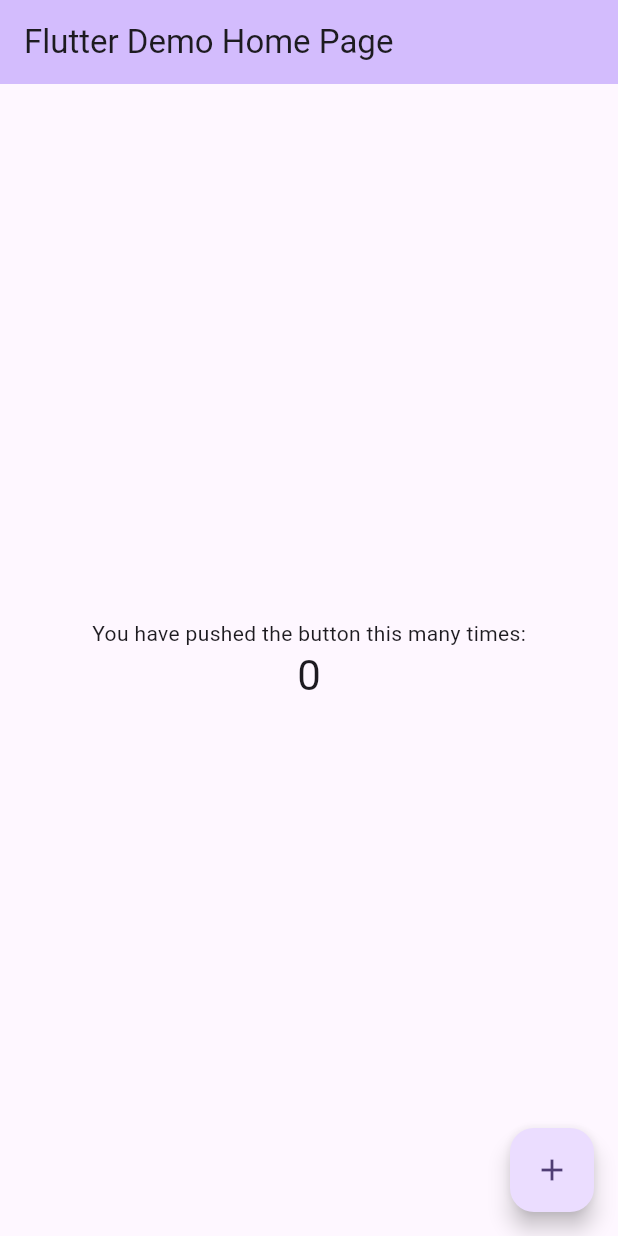
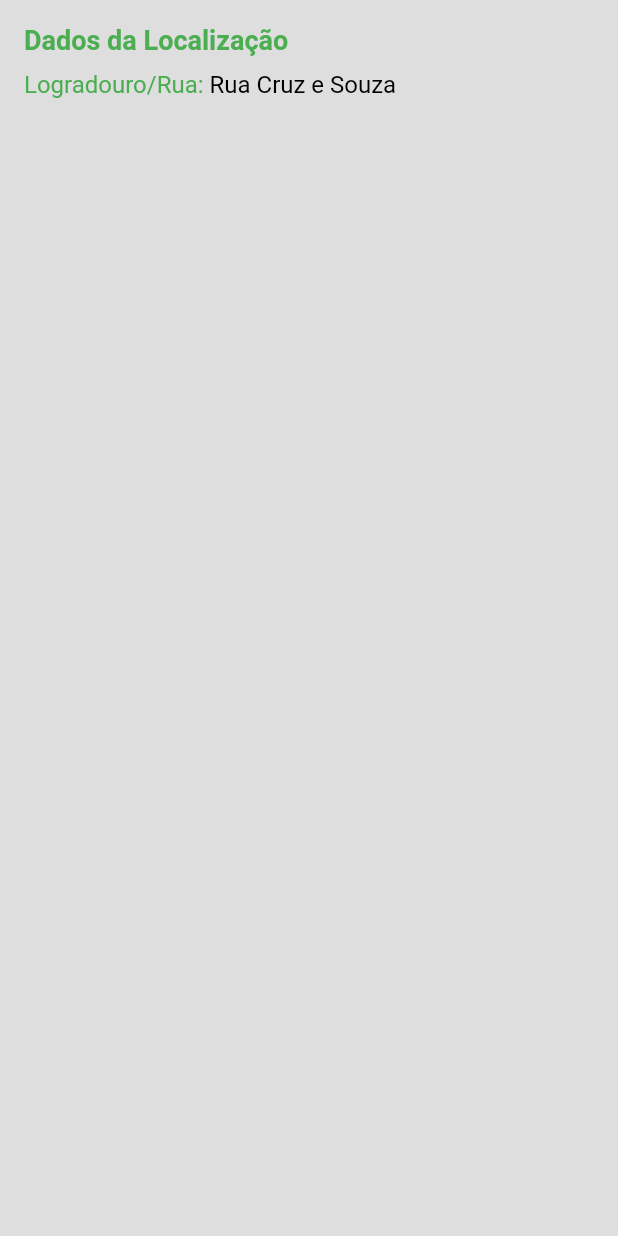
Before and after one commit to theobarretosilva/FastLocation, a Flutter app: the screen it shows after launch, on a phone screen of 412 x 824 dp. Run offline on Flutter 3.47's test engine with Material 3 defaults, Android fonts, the light colour scheme and no system bars; our stand-ins replace flutter_mobx, mobx, shared_preferences; generated files the repository leaves out were written again.

Commit message:
upload resultado consulta cep

```diff
--- a/fast_location/lib/main.dart
+++ b/fast_location/lib/main.dart
@@ -1,125 +1,33 @@
 import 'package:flutter/material.dart';
+import 'src/routes/app_routes.dart';
+import 'src/modules/initial/page/initial_page.dart';
+import 'src/modules/home/page/home_page.dart';
+import 'src/modules/history/page/history_page.dart';
+import 'src/modules/home/components/resultado_consulta.dart';
 
 void main() {
-  runApp(const MyApp());
+  runApp(Directionality(
+    textDirection: TextDirection.ltr, // Defina a direção do texto
+    child: ResultadoConsulta(),
+  ));
 }
 
-class MyApp extends StatelessWidget {
-  const MyApp({super.key});
-
-  // This widget is the root of your application.
+class AppWidget extends StatelessWidget {
   @override
   Widget build(BuildContext context) {
     return MaterialApp(
-      title: 'Flutter Demo',
+      title: 'FastLocation',
       theme: ThemeData(
-        // This is the theme of your application.
-        //
-        // TRY THIS: Try running your application with "flutter run". You'll see
-        // the application has a purple toolbar. Then, without quitting the app,
-        // try changing the seedColor in the colorScheme below to Colors.green
-        // and then invoke "hot reload" (save your changes or press the "hot
-        // reload" button in a Flutter-supported IDE, or press "r" if you used
-        // the command line to start the app).
-        //
-        // Notice that the counter didn't reset back to zero; the application
-        // state is not lost during the reload. To reset the state, use hot
-        // restart instead.
-        //
-        // This works for code too, not just values: Most code changes can be
-        // tested with just a hot reload.
-        colorScheme: ColorScheme.fromSeed(seedColor: Colors.deepPurple),
-        useMaterial3: true,
+        primarySwatch: Colors.green,
       ),
-      home: const MyHomePage(title: 'Flutter Demo Home Page'),
+      // Inicialização do aplicativo na página inicial
+      initialRoute: AppRoutes.initial,
+      routes: {
+        // Definindo as rotas nomeadas
+        AppRoutes.initial: (context) => InitialPage(),
+        AppRoutes.home: (context) => HomePage(),
+        AppRoutes.history: (context) => HistoryPage(),
+      },
     );
   }
 }
-
-class MyHomePage extends StatefulWidget {
-  const MyHomePage({super.key, required this.title});
-
-  // This widget is the home page of your application. It is stateful, meaning
-  // that it has a State object (defined below) that contains fields that affect
-  // how it looks.
-
-  // This class is the configuration for the state. It holds the values (in this
-  // case the title) provided by the parent (in this case the App widget) and
-  // used by the build method of the State. Fields in a Widget subclass are
-  // always marked "final".
-
-  final String title;
-
-  @override
-  State<MyHomePage> createState() => _MyHomePageState();
-}
-
-class _MyHomePageState extends State<MyHomePage> {
-  int _counter = 0;
-
-  void _incrementCounter() {
-    setState(() {
-      // This call to setState tells the Flutter framework that something has
-      // changed in this State, which causes it to rerun the build method below
-      // so that the display can reflect the updated values. If we changed
-      // _counter without calling setState(), then the build method would not be
-      // called again, and so nothing would appear to happen.
-      _counter++;
-    });
-  }
-
-  @override
-  Widget build(BuildContext context) {
-    // This method is rerun every time setState is called, for instance as done
-    // by the _incrementCounter method above.
-    //
-    // The Flutter framework has been optimized to make rerunning build methods
-    // fast, so that you can just rebuild anything that needs updating rather
-    // than having to individually change instances of widgets.
-    return Scaffold(
-      appBar: AppBar(
-        // TRY THIS: Try changing the color here to a specific color (to
-        // Colors.amber, perhaps?) and trigger a hot reload to see the AppBar
-        // change color while the other colors stay the same.
-        backgroundColor: Theme.of(context).colorScheme.inversePrimary,
-        // Here we take the value from the MyHomePage object that was created by
-        // the App.build method, and use it to set our appbar title.
-        title: Text(widget.title),
-      ),
-      body: Center(
-        // Center is a layout widget. It takes a single child and positions it
-        // in the middle of the parent.
-        child: Column(
-          // Column is also a layout widget. It takes a list of children and
-          // arranges them vertically. By default, it sizes itself to fit its
-          // children horizontally, and tries to be as tall as its parent.
-          //
-          // Column has various properties to control how it sizes itself and
-          // how it positions its children. Here we use mainAxisAlignment to
-          // center the children vertically; the main axis here is the vertical
-          // axis because Columns are vertical (the cross axis would be
-          // horizontal).
-          //
-          // TRY THIS: Invoke "debug painting" (choose the "Toggle Debug Paint"
-          // action in the IDE, or press "p" in the console), to see the
-          // wireframe for each widget.
-          mainAxisAlignment: MainAxisAlignment.center,
-          children: <Widget>[
-            const Text(
-              'You have pushed the button this many times:',
-            ),
-            Text(
-              '$_counter',
-              style: Theme.of(context).textTheme.headlineMedium,
-            ),
-          ],
-        ),
-      ),
-      floatingActionButton: FloatingActionButton(
-        onPressed: _incrementCounter,
-        tooltip: 'Increment',
-        child: const Icon(Icons.add),
-      ), // This trailing comma makes auto-formatting nicer for build methods.
-    );
-  }
-}
--- /dev/null
+++ b/fast_location/lib/src/modules/home/components/resultado_consulta.dart
@@ -0,0 +1,35 @@
+import 'package:flutter/material.dart';
+import '../../../shared/colors/colors.dart';
+
+class ResultadoConsulta extends StatelessWidget {
+  @override
+  Widget build(BuildContext context) {
+    return Container(
+      color: AppColors.secondary,
+      padding: const EdgeInsets.all(16.0), // Adiciona um espaçamento interno
+      child: Column(
+        crossAxisAlignment: CrossAxisAlignment.start, // Alinha os textos à esquerda
+        children: [
+          Text(
+            "Dados da Localização",
+            textAlign: TextAlign.center,
+            style: TextStyle(color: AppColors.tertiary, fontSize: 18, fontWeight: FontWeight.bold),
+          ),
+          SizedBox(height: 10), // Espaçamento entre os textos
+          Text.rich(
+            TextSpan(
+              text: "Logradouro/Rua: ",
+              style: TextStyle(color: AppColors.tertiary, fontSize: 16),
+              children: [
+                TextSpan(
+                  text: "Rua Cruz e Souza",
+                  style: TextStyle(color: Colors.black, fontSize: 16),
+                ),
+              ],
+            ),
+          ),
+        ],
+      ),
+    );
+  }
+}
--- /dev/null
+++ b/fast_location/lib/src/routes/app_routes.dart
@@ -0,0 +1,5 @@
+class AppRoutes {
+  static const initial = '/';
+  static const home = '/home';
+  static const history = '/history';
+}
--- /dev/null
+++ b/fast_location/lib/src/shared/colors/colors.dart
@@ -0,0 +1,7 @@
+import 'package:flutter/material.dart';
+
+class AppColors {
+  static const primary = Color(0xFFE7E7E7);
+  static const secondary = Color(0xFFDEDEDE);
+  static const tertiary = Color(0xFF4BAE51);
+}
--- a/fast_location/pubspec.yaml
+++ b/fast_location/pubspec.yaml
@@ -49,6 +49,7 @@ dependencies:
   mobx_codegen: ^2.6.1
   build_runner: ^2.4.12
   hive_generator: ^2.0.1
+  shared_preferences: ^2.0.0
 
 dev_dependencies:
   flutter_test:
```
Also changed, not shown: fast_location/lib/src/modules/home/page/home_page.dart (added, +13 -0 lines), fast_location/lib/src/modules/initial/page/initial_page.dart (added, +13 -0 lines), fast_location/lib/src/modules/home/components/aiai.txt (deleted), fast_location/lib/src/modules/home/page/ai.txt (deleted), fast_location/lib/src/modules/initial/page/aiai.txt (deleted), fast_location/lib/src/routes/ui.txt (deleted), fast_location/lib/src/shared/colors/vish.txt (deleted), fast_location/pubspec.lock, 1 other file.
